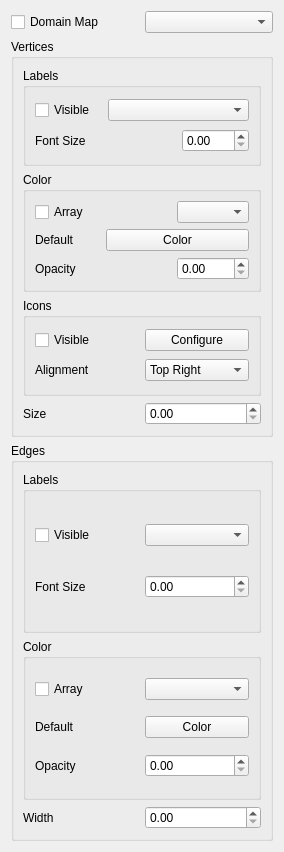
Before: the Qt Designer form Plugins/ClientHierarchyView/ClientHierarchyDisplay.ui in wildmichael/ParaView3-enhancements-old, drawn with Qt 5.
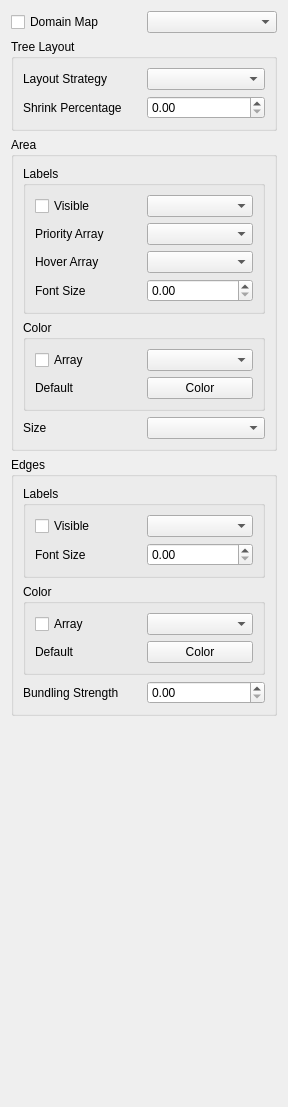
After: the same form once the commit is applied. Custom widgets are drawn as their Qt base class.

Commit message: ENH: Replace old OverView hierarchy view with new one that uses vtkAreaLayoutStrategy's to create tree ring views, icicle views, etc.

The edit to the form file:
```diff
--- a/Plugins/ClientHierarchyView/ClientHierarchyDisplay.ui
+++ b/Plugins/ClientHierarchyView/ClientHierarchyDisplay.ui
@@ -6,7 +6,7 @@
     <x>0</x>
     <y>0</y>
     <width>284</width>
-    <height>852</height>
+    <height>1107</height>
    </rect>
   </property>
   <property name="windowTitle" >
@@ -27,10 +27,46 @@
      </item>
     </layout>
    </item>
+   <item>
+    <widget class="QGroupBox" name="groupBox_5" >
+     <property name="title" >
+      <string>Tree Layout</string>
+     </property>
+     <layout class="QGridLayout" >
+      <item row="0" column="0" >
+       <widget class="QLabel" name="label_4" >
+        <property name="text" >
+         <string>Layout Strategy</string>
+        </property>
+       </widget>
+      </item>
+      <item row="0" column="1" >
+       <widget class="QComboBox" name="layoutStrategy" />
+      </item>
+      <item row="1" column="0" >
+       <widget class="QLabel" name="label_5" >
+        <property name="text" >
+         <string>Shrink Percentage</string>
+        </property>
+       </widget>
+      </item>
+      <item row="1" column="1" >
+       <widget class="QDoubleSpinBox" name="shrinkPercentage" >
+        <property name="maximum" >
+         <double>1.000000000000000</double>
+        </property>
+        <property name="singleStep" >
+         <double>0.100000000000000</double>
+        </property>
+       </widget>
+      </item>
+     </layout>
+    </widget>
+   </item>
    <item>
     <widget class="QGroupBox" name="vertices" >
      <property name="title" >
-      <string>Vertices</string>
+      <string>Area</string>
      </property>
      <layout class="QGridLayout" >
       <item row="0" column="0" colspan="2" >
@@ -40,24 +76,44 @@
         </property>
         <layout class="QGridLayout" >
          <item row="0" column="0" >
-          <widget class="QCheckBox" name="vertexLabels" >
+          <widget class="QCheckBox" name="areaLabels" >
            <property name="text" >
             <string>Visible</string>
            </property>
           </widget>
          </item>
-         <item row="0" column="1" colspan="2" >
-          <widget class="QComboBox" name="vertexLabelArray" />
+         <item row="0" column="1" >
+          <widget class="QComboBox" name="areaLabelArray" />
          </item>
-         <item row="1" column="0" colspan="2" >
-          <widget class="QLabel" name="label_8" >
+         <item row="1" column="0" >
+          <widget class="QLabel" name="label_6" >
+           <property name="text" >
+            <string>Priority Array</string>
+           </property>
+          </widget>
+         </item>
+         <item row="1" column="1" >
+          <widget class="QComboBox" name="areaLabelPriorityArray" />
+         </item>
+         <item row="2" column="0" >
+          <widget class="QLabel" name="label_7" >
+           <property name="text" >
+            <string>Hover Array</string>
+           </property>
+          </widget>
+         </item>
+         <item row="2" column="1" >
+          <widget class="QComboBox" name="areaLabelHoverArray" />
+         </item>
+         <item row="3" column="0" >
+          <widget class="QLabel" name="label_3" >
            <property name="text" >
             <string>Font Size</string>
            </property>
           </widget>
          </item>
-         <item row="1" column="2" >
-          <widget class="QDoubleSpinBox" name="vertexLabelFontSize" />
+         <item row="3" column="1" >
+          <widget class="QDoubleSpinBox" name="areaLabelFontSize" />
          </item>
         </layout>
        </widget>
@@ -68,15 +124,15 @@
          <string>Color</string>
         </property>
         <layout class="QGridLayout" >
-         <item row="0" column="0" colspan="2" >
-          <widget class="QCheckBox" name="vertexColorByArray" >
+         <item row="0" column="0" >
+          <widget class="QCheckBox" name="areaColorByArray" >
            <property name="text" >
             <string>Array</string>
            </property>
           </widget>
          </item>
-         <item row="0" column="2" >
-          <widget class="QComboBox" name="vertexColorArray" />
+         <item row="0" column="1" >
+          <widget class="QComboBox" name="areaColorArray" />
          </item>
          <item row="1" column="0" >
           <widget class="QLabel" name="label_10" >
@@ -85,107 +141,11 @@
            </property>
           </widget>
          </item>
-         <item row="1" column="1" colspan="2" >
-          <widget class="pqColorChooserButton" name="vertexColor" >
-           <property name="text" >
-            <string>Color</string>
-           </property>
-          </widget>
-         </item>
-         <item row="2" column="0" >
-          <widget class="QLabel" name="label_3" >
-           <property name="text" >
-            <string>Opacity</string>
-           </property>
-          </widget>
-         </item>
-         <item row="2" column="2" >
-          <widget class="QDoubleSpinBox" name="vertexOpacity" >
-           <property name="maximum" >
-            <double>1.000000000000000</double>
-           </property>
-           <property name="singleStep" >
-            <double>0.100000000000000</double>
-           </property>
-          </widget>
-         </item>
-        </layout>
-       </widget>
-      </item>
-      <item row="2" column="0" colspan="2" >
-       <widget class="QGroupBox" name="groupBox_5" >
-        <property name="title" >
-         <string>Icons</string>
-        </property>
-        <layout class="QGridLayout" >
-         <item row="0" column="0" >
-          <widget class="QCheckBox" name="iconVisibility" >
-           <property name="text" >
-            <string>Visible</string>
-           </property>
-          </widget>
-         </item>
-         <item row="0" column="1" >
-          <widget class="QPushButton" name="configureIcons" >
-           <property name="text" >
-            <string>Configure</string>
-           </property>
-          </widget>
-         </item>
-         <item row="1" column="0" >
-          <widget class="QLabel" name="label_5" >
-           <property name="text" >
-            <string>Alignment</string>
-           </property>
-          </widget>
-         </item>
          <item row="1" column="1" >
-          <widget class="QComboBox" name="iconAlignment" >
-           <item>
-            <property name="text" >
-             <string>Top Right</string>
-            </property>
-           </item>
-           <item>
-            <property name="text" >
-             <string>Top</string>
-            </property>
-           </item>
-           <item>
-            <property name="text" >
-             <string>Top Left</string>
-            </property>
-           </item>
-           <item>
-            <property name="text" >
-             <string>Right</string>
-            </property>
-           </item>
-           <item>
-            <property name="text" >
-             <string>Center</string>
-            </property>
-           </item>
-           <item>
-            <property name="text" >
-             <string>Left</string>
-            </property>
-           </item>
-           <item>
-            <property name="text" >
-             <string>Bottom Right</string>
-            </property>
-           </item>
-           <item>
-            <property name="text" >
-             <string>Bottom</string>
-            </property>
-           </item>
-           <item>
-            <property name="text" >
-             <string>Bottom Left</string>
-            </property>
-           </item>
+          <widget class="pqColorChooserButton" name="areaColor" >
+           <property name="text" >
+            <string>Color</string>
+           </property>
           </widget>
          </item>
         </layout>
@@ -199,7 +159,7 @@
        </widget>
       </item>
       <item row="3" column="1" >
-       <widget class="QDoubleSpinBox" name="vertexSize" />
+       <widget class="QComboBox" name="areaSizeArray" />
       </item>
      </layout>
     </widget>
@@ -269,30 +229,13 @@
            </property>
           </widget>
          </item>
-         <item row="2" column="0" >
-          <widget class="QLabel" name="label_4" >
-           <property name="text" >
-            <string>Opacity</string>
-           </property>
-          </widget>
-         </item>
-         <item row="2" column="1" >
-          <widget class="QDoubleSpinBox" name="edgeOpacity" >
-           <property name="maximum" >
-            <double>1.000000000000000</double>
-           </property>
-           <property name="singleStep" >
-            <double>0.100000000000000</double>
-           </property>
-          </widget>
-         </item>
         </layout>
        </widget>
       </item>
       <item row="2" column="0" >
        <widget class="QLabel" name="label_2" >
         <property name="text" >
-         <string>Width</string>
+         <string>Bundling Strength</string>
         </property>
        </widget>
       </item>
@@ -302,6 +245,19 @@
      </layout>
     </widget>
    </item>
+   <item>
+    <spacer>
+     <property name="orientation" >
+      <enum>Qt::Vertical</enum>
+     </property>
+     <property name="sizeHint" >
+      <size>
+       <width>266</width>
+       <height>151</height>
+      </size>
+     </property>
+    </spacer>
+   </item>
   </layout>
  </widget>
  <customwidgets>
```
Left out of the diff: 2 changed lines with no effect on the pictures. The commit also changes 11 other files.
